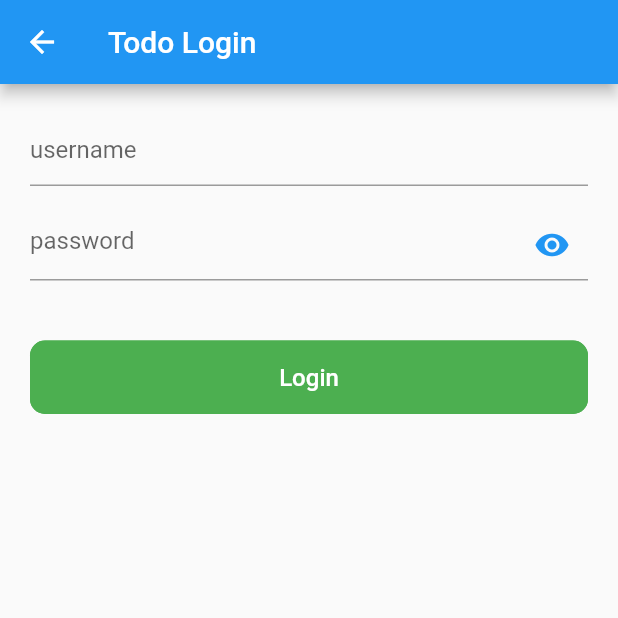
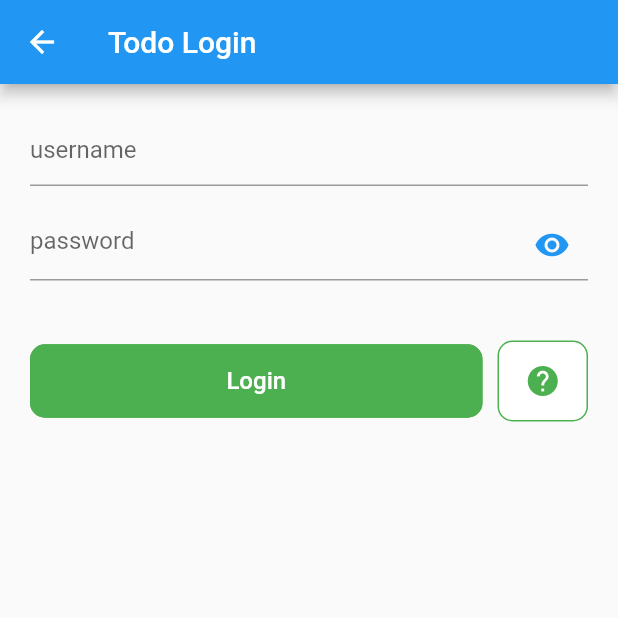
Before and after one commit to vietnguyenhoangw/Flutter_play_with_Bloc, a Flutter app: the screen it shows after launch, after a tap on "Todo List", on a phone screen of 412 x 824 dp, the top half of it. Run offline on Flutter 3.47's test engine with Material 2 defaults, Android fonts, the phone set to English and light mode, and no system bars; our stand-ins replace equatable, flutter_bloc, flutter_slidable, shared_preferences.

Commit message:
:penguin: Add help btn to todo login

```diff
--- a/lib/screens/todo_list_screen/auth_screen/login_form.dart
+++ b/lib/screens/todo_list_screen/auth_screen/login_form.dart
@@ -31,6 +31,13 @@ class _TodoLoginFormState extends State<TodoLoginForm> {
     setState(() {
       _isShowPassWord = !_isShowPassWord;
     });
+  }
+
+  _onPressHelp() {
+    _hideSnackBar();
+    _showSnackBar(
+        "To save your time, we just removed register feature and you can write anything to username, password input to continue.",
+        Colors.grey[500]!);
   }
 
   _onPressLogin() {
@@ -122,7 +129,13 @@ class _TodoLoginFormState extends State<TodoLoginForm> {
                   if (state is AuthTodoStateLoading) {
                     return CircularProgressIndicator();
                   } else {
-                    return _renderLoginBtn();
+                    return Row(
+                      children: [
+                        Expanded(flex: 5, child: _renderLoginBtn()),
+                        Expanded(flex: 0, child: SizedBox(width: 10)),
+                        Expanded(flex: 1, child: _renderHelp())
+                      ],
+                    );
                   }
                 },
               ),
@@ -152,4 +165,24 @@ class _TodoLoginFormState extends State<TodoLoginForm> {
                         borderRadius: BorderRadius.all(Radius.circular(10)),
                         side: BorderSide(color: Colors.green))))));
   }
+
+  ConstrainedBox _renderHelp() {
+    return ConstrainedBox(
+        constraints: const BoxConstraints(minWidth: double.infinity),
+        child: TextButton(
+            onPressed: () => _onPressHelp(),
+            child: const Icon(
+              Icons.help,
+              color: Colors.green,
+            ),
+            style: ButtonStyle(
+                padding: MaterialStateProperty.all(
+                  EdgeInsets.all(15.0),
+                ),
+                backgroundColor: MaterialStateProperty.all<Color>(Colors.white),
+                shape: MaterialStateProperty.all<RoundedRectangleBorder>(
+                    RoundedRectangleBorder(
+                        borderRadius: BorderRadius.all(Radius.circular(10)),
+                        side: BorderSide(color: Colors.green))))));
+  }
 }
```
Also changed, not shown: lib/screens/login_screen/login_form.dart (+19 -18 lines).
